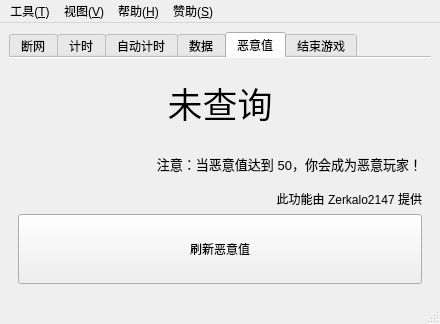
This is EliteSpeedrunTool/MainWindow.ui in GTA5Oracle/EliteSpeedrunTool as Qt 5 draws it before an edit. The edited form follows.
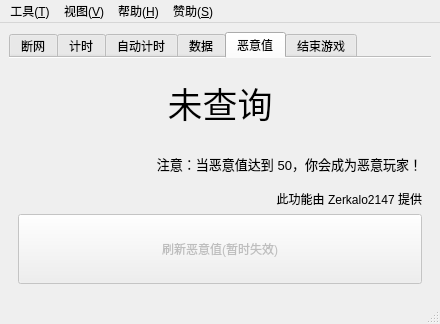
This is the edited form. The open tabs and pages were chosen to show the change. Icons and pictures are not drawn. Custom widgets are drawn as their Qt base class.

```diff
--- a/EliteSpeedrunTool/MainWindow.ui
+++ b/EliteSpeedrunTool/MainWindow.ui
@@ -511,6 +511,9 @@
         </item>
         <item>
          <widget class="QPushButton" name="btnRefreshBadSport">
+          <property name="enabled">
+           <bool>false</bool>
+          </property>
           <property name="sizePolicy">
            <sizepolicy hsizetype="Minimum" vsizetype="Minimum">
             <horstretch>0</horstretch>
@@ -518,7 +521,7 @@
            </sizepolicy>
           </property>
           <property name="text">
-           <string>刷新恶意值</string>
+           <string>刷新恶意值(暂时失效)</string>
           </property>
           <property name="icon">
            <iconset resource="resource.qrc">
```
